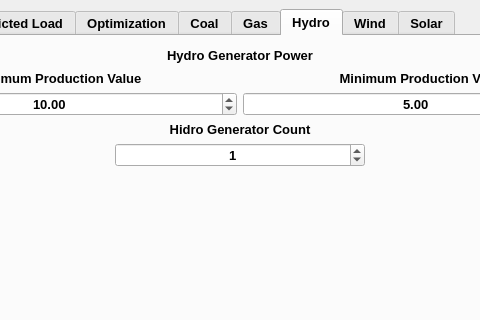
The window that gui/load_prediction_xml.ui (Djordje99/ISIS_Load_Prediction) describes before a commit, drawn with Qt 5; both pictures show x 144 to 624 and y 0 to 320 of the 767 by 495 pixel window.
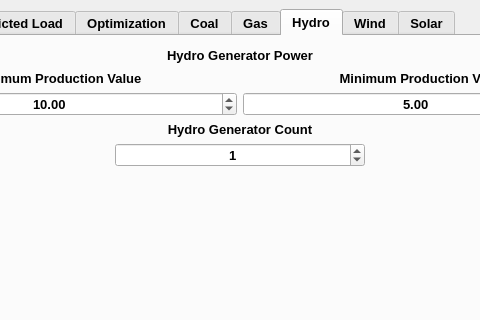
The same window after the commit. The open tabs and pages were chosen to show the change. Custom widgets are drawn as their Qt base class.

Commit message: Create hydro generator model

```diff
--- a/gui/load_prediction_xml.ui
+++ b/gui/load_prediction_xml.ui
@@ -1705,7 +1705,7 @@
                  </size>
                 </property>
                 <property name="text">
-                 <string>Hidro Generator Count</string>
+                 <string>Hydro Generator Count</string>
                 </property>
                 <property name="alignment">
                  <set>Qt::AlignCenter</set>
```
Left out of the diff: 6 changed lines with no effect on the pictures. The commit also changes 3 other files.
